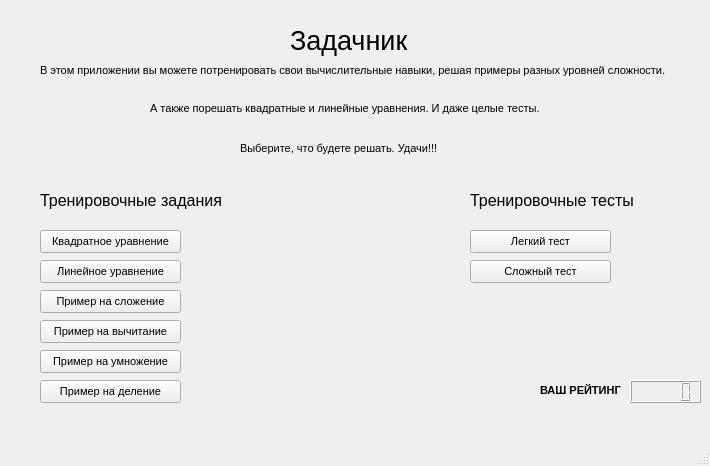
Before: the Qt Designer form zadachnik_menu.ui in Manex0990/ZadachnikQT_Project, drawn with Qt 5.
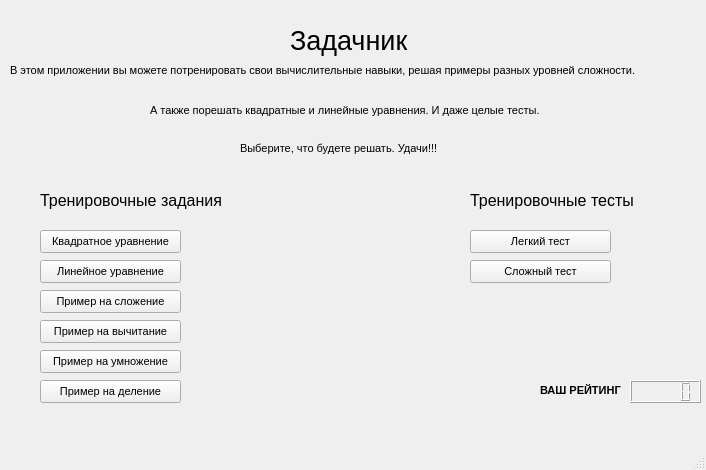
After: the same form once the commit is applied.

The edit to the form file:
```diff
--- a/zadachnik_menu.ui
+++ b/zadachnik_menu.ui
@@ -6,8 +6,8 @@
    <rect>
     <x>0</x>
     <y>0</y>
-    <width>710</width>
-    <height>466</height>
+    <width>706</width>
+    <height>470</height>
    </rect>
   </property>
   <property name="font">
@@ -40,9 +40,9 @@
    <widget class="QLabel" name="label_2">
     <property name="geometry">
      <rect>
-      <x>40</x>
+      <x>10</x>
       <y>60</y>
-      <width>631</width>
+      <width>671</width>
       <height>21</height>
      </rect>
     </property>
@@ -60,8 +60,8 @@
      <rect>
       <x>150</x>
       <y>100</y>
-      <width>401</width>
-      <height>16</height>
+      <width>441</width>
+      <height>20</height>
      </rect>
     </property>
     <property name="text">
```
Left out of the diff: 2 changed lines with no effect on the pictures.
